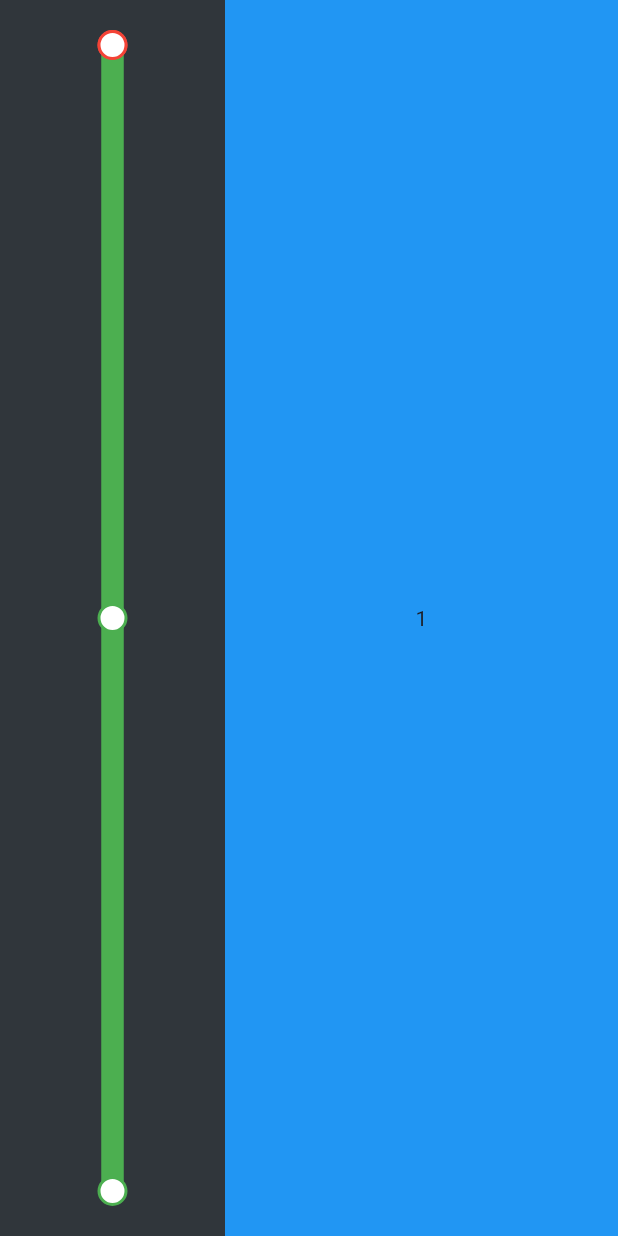
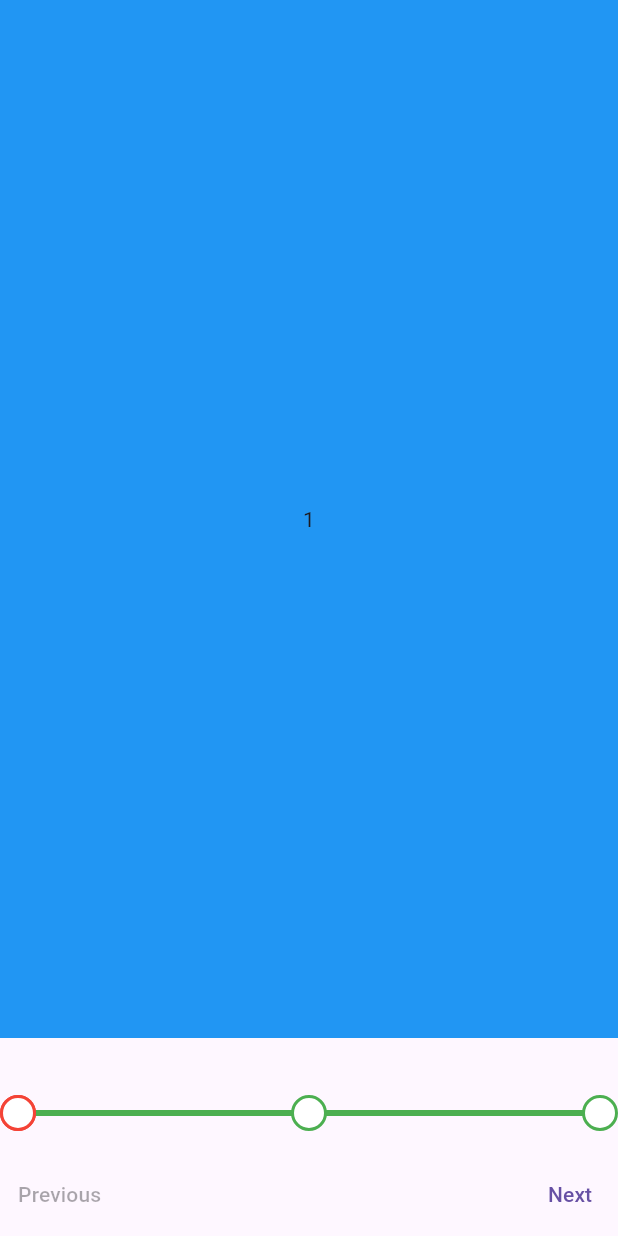
Before and after one commit to KSABBAS/My-Flutter-tools, a Flutter app: the screen it shows after launch, on a phone screen of 412 x 824 dp. Run offline on Flutter 3.47's test engine with Material 3 defaults, Android fonts, the phone set to English and light mode, and no system bars; our stand-ins replace get, just_audio, permission_handler, video_player; missing offline and left inert: flutter_sound, insta_image_viewer, media_kit.

Commit message:
done stage indicator

```diff
--- a/my_tools_development/lib/MyTools/tools/App_Containing_Tools/StageIndicator.dart
+++ b/my_tools_development/lib/MyTools/tools/App_Containing_Tools/StageIndicator.dart
@@ -104,7 +104,7 @@ class StageProgressNavigator extends StatefulWidget {
     this.showPreviousButton = true,
     this.showNextButton = true,
     this.navigationBarBackgroundColor = Colors.transparent,
-    this.navigationBarHeight = 150.0,
+    this.navigationBarHeight = 132.0,
     this.navigationBarWidth = 150.0,
     this.navigationBarPadding = EdgeInsets.zero,
   }) : super(key: key);
@@ -134,11 +134,13 @@ class _StageProgressNavigatorState extends State<StageProgressNavigator> {
   Widget _buildIndicatorStack(BuildContext context) {
     return LayoutBuilder(
       builder: (context, constraints) {
-        final bool isHorizontal = widget.orientation == StageProgressOrientation.horizontal;
+        final bool isHorizontal =
+            widget.orientation == StageProgressOrientation.horizontal;
         final double totalLength = isHorizontal
             ? constraints.maxWidth - widget.markerSize
             : constraints.maxHeight - widget.markerSize;
-        final double ballPos = widget.markerSize / 2 + _currentFraction * totalLength;
+        final double ballPos =
+            widget.markerSize / 2 + _currentFraction * totalLength;
 
         // Base line.
         Widget line = isHorizontal
@@ -165,8 +167,12 @@ class _StageProgressNavigatorState extends State<StageProgressNavigator> {
         Widget animatedBall = AnimatedPositioned(
           duration: widget.indicatorAnimationDuration,
           curve: Curves.easeInOut,
-          left: isHorizontal ? ballPos - widget.markerSize / 2 : (constraints.maxWidth - widget.markerSize) / 2,
-          top: isHorizontal ? (constraints.maxHeight - widget.markerSize) / 2 : ballPos - widget.markerSize / 2,
+          left: isHorizontal
+              ? ballPos - widget.markerSize / 2
+              : (constraints.maxWidth - widget.markerSize) / 2,
+          top: isHorizontal
+              ? (constraints.maxHeight - widget.markerSize) / 2
+              : ballPos - widget.markerSize / 2,
           width: widget.markerSize,
           height: widget.markerSize,
           child: Container(
@@ -180,10 +186,15 @@ class _StageProgressNavigatorState extends State<StageProgressNavigator> {
         // Clickable markers.
         List<Widget> markerWidgets = [];
         for (int i = 0; i < widget.pages.length; i++) {
-          final double pos = widget.markerSize / 2 + (i / (widget.pages.length - 1)) * totalLength;
+          final double pos = widget.markerSize / 2 +
+              (i / (widget.pages.length - 1)) * totalLength;
           markerWidgets.add(Positioned(
-            left: isHorizontal ? pos - widget.markerSize / 2 : (constraints.maxWidth - widget.markerSize) / 2,
-            top: isHorizontal ? (constraints.maxHeight - widget.markerSize) / 2 : pos - widget.markerSize / 2,
+            left: isHorizontal
+                ? pos - widget.markerSize / 2
+                : (constraints.maxWidth - widget.markerSize) / 2,
+            top: isHorizontal
+                ? (constraints.maxHeight - widget.markerSize) / 2
+                : pos - widget.markerSize / 2,
             width: widget.markerSize,
             height: widget.markerSize,
             child: GestureDetector(
@@ -193,7 +204,9 @@ class _StageProgressNavigatorState extends State<StageProgressNavigator> {
                   shape: BoxShape.circle,
                   color: Colors.white,
                   border: Border.all(
-                    color: i <= _currentStage ? widget.activeColor : widget.inactiveColor,
+                    color: i <= _currentStage
+                        ? widget.activeColor
+                        : widget.inactiveColor,
                     width: 2.0,
                   ),
                 ),
@@ -222,7 +235,8 @@ class _StageProgressNavigatorState extends State<StageProgressNavigator> {
           return FadeTransition(opacity: animation, child: child);
         } else {
           return SlideTransition(
-            position: Tween<Offset>(begin: const Offset(0, 1), end: Offset.zero).animate(animation),
+            position: Tween<Offset>(begin: const Offset(0, 1), end: Offset.zero)
+                .animate(animation),
             child: FadeTransition(opacity: animation, child: child),
           );
         }
@@ -247,26 +261,37 @@ class _StageProgressNavigatorState extends State<StageProgressNavigator> {
 
     Widget prevButton = widget.showPreviousButton
         ? TextButton(
-            onPressed: _currentStage > 0 ? () => _goToStage(_currentStage - 1) : null,
+            onPressed:
+                _currentStage > 0 ? () => _goToStage(_currentStage - 1) : null,
             child: Text(prevText, style: widget.buttonTextStyle),
           )
         : const SizedBox.shrink();
     Widget nextButton = widget.showNextButton
         ? TextButton(
-            onPressed: _currentStage < widget.pages.length - 1 ? () => _goToStage(_currentStage + 1) : null,
+            onPressed: _currentStage < widget.pages.length - 1
+                ? () => _goToStage(_currentStage + 1)
+                : null,
             child: Text(nextText, style: widget.buttonTextStyle),
           )
         : const SizedBox.shrink();
 
+    if (widget.orientation == StageProgressOrientation.horizontal) {
       return Row(
+        mainAxisAlignment: MainAxisAlignment.spaceBetween,
+        children:[ prevButton, nextButton],
+      );
+    } else {
+      return Column(
         mainAxisAlignment: MainAxisAlignment.spaceBetween,
         children: [prevButton, nextButton],
       );
     }
+  }
 
   /// Builds the navigation bar which includes the indicator and (if horizontal) navigation controls.
   Widget _buildNavigationBar(BuildContext context) {
-    bool isHorizontal = widget.orientation == StageProgressOrientation.horizontal;
+    bool isHorizontal =
+        widget.orientation == StageProgressOrientation.horizontal;
     Widget content;
     if (isHorizontal) {
       if (widget.navigationBarPosition == NavigationBarPosition.top) {
@@ -288,25 +313,39 @@ class _StageProgressNavigatorState extends State<StageProgressNavigator> {
       }
     } else {
       // In vertical mode, only the indicator is shown.
-      content = Center(child: SizedBox(width: widget.navigationBarWidth, child: _buildIndicatorStack(context)));
+      if (widget.navigationBarPosition == NavigationBarPosition.left) {
+        content = Row(
+          mainAxisSize: MainAxisSize.min,
+          children: [
+            _buildNavigationControls(),
+            SizedBox(width: 60, child: _buildIndicatorStack(context)),
+          ],
+        );
+      } else {
+        content = Row(
+          mainAxisSize: MainAxisSize.min,
+          children: [
+            SizedBox(width: 60, child: _buildIndicatorStack(context)),
+            _buildNavigationControls(),
+          ],
+        );
+      }
     }
 
     return isHorizontal
-        ?Container(
+        ? Container(
             padding: widget.navigationBarPadding,
             color: widget.navigationBarBackgroundColor,
             height: widget.navigationBarHeight,
             width: double.infinity,
             child: content,
           )
-
         : Container(
             padding: widget.navigationBarPadding,
             color: widget.navigationBarBackgroundColor,
             width: widget.navigationBarWidth,
             height: double.infinity,
             child: content,
-
           );
   }
 
--- a/my_tools_development/lib/main.dart
+++ b/my_tools_development/lib/main.dart
@@ -55,25 +55,58 @@ File? AudioFile;
 class _AppState extends State<App> {
   @override
   Widget build(BuildContext context) {
-    return StageProgressNavigator(pages: [
-      CMaker(alignment: Alignment.center,color: Colors.blue,child: Text("1")),
-      CMaker(alignment: Alignment.center,color: Colors.blue,child: Text("2")),
-      CMaker(alignment: Alignment.center,color: Colors.blue,child: Text("3"))
+    return StageProgressNavigator(
+      pages: [
+        CMaker(
+            alignment: Alignment.center, color: Colors.blue, child: Text("1")),
+        CMaker(
+            alignment: Alignment.center, color: Colors.blue, child: Text("2")),
+        CMaker(
+            alignment: Alignment.center, color: Colors.blue, child: Text("3")),
       ],
       transitionType: TransitionType.fade,
       onStageChanged: (stage) {
         print("Stage changed to $stage");
       },
-    navigationBarPosition: NavigationBarPosition.left,
-    orientation: StageProgressOrientation.vertical,
+      orientation: StageProgressOrientation.horizontal,
+      navigationBarPosition: NavigationBarPosition.bottom,
       activeColor: Colors.red,
       inactiveColor: Colors.green,
-    markerSize: 20,
-    lineThickness: 15,
-    navigationBarBackgroundColor: const Color.fromARGB(255, 48, 54, 59),
-    showNextButton: false,
-    showPreviousButton: false,
     navigationBarPadding: EdgeInsets.symmetric(vertical: 20),
     );
   }
 }
+
+
+
+
+
+
+
+
+// StageProgressNavigator(pages: [
+//       CMaker(alignment: Alignment.center,color: Colors.blue,child: Text("1")),
+//       CMaker(alignment: Alignment.center,color: Colors.blue,child: Text("2")),
+//       CMaker(alignment: Alignment.center,color: Colors.blue,child: Text("3")),
+//       CMaker(alignment: Alignment.center,color: Colors.blue,child: Text("1")),
+//       CMaker(alignment: Alignment.center,color: Colors.blue,child: Text("2")),
+//       CMaker(alignment: Alignment.center,color: Colors.blue,child: Text("3")),
+//       CMaker(alignment: Alignment.center,color: Colors.blue,child: Text("1")),
+//       CMaker(alignment: Alignment.center,color: Colors.blue,child: Text("2")),
+//       CMaker(alignment: Alignment.center,color: Colors.blue,child: Text("3")),
+//     ],
+//     transitionType: TransitionType.fade,
+//     onStageChanged: (stage) {
+//       print("Stage changed to $stage");
+//     },
+//     navigationBarPosition: NavigationBarPosition.left,
+//     orientation: StageProgressOrientation.vertical,
+//     activeColor: Colors.red,
+//     inactiveColor: Colors.green,
+//     markerSize: 20,
+//     lineThickness: 15,
+//     navigationBarBackgroundColor: const Color.fromARGB(255, 48, 54, 59),
+//     showNextButton: false,
+//     showPreviousButton: false,
+//     navigationBarPadding: EdgeInsets.symmetric(vertical: 20),
+//     );
```
Lines whose indentation alone changed are shown as unchanged.
